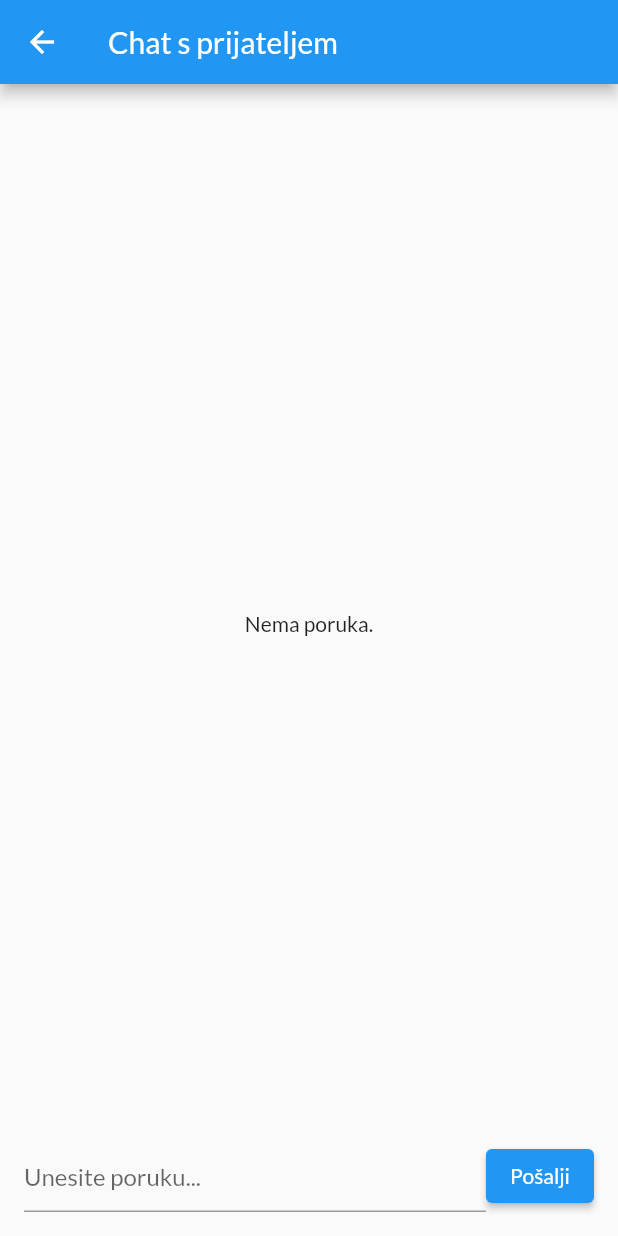
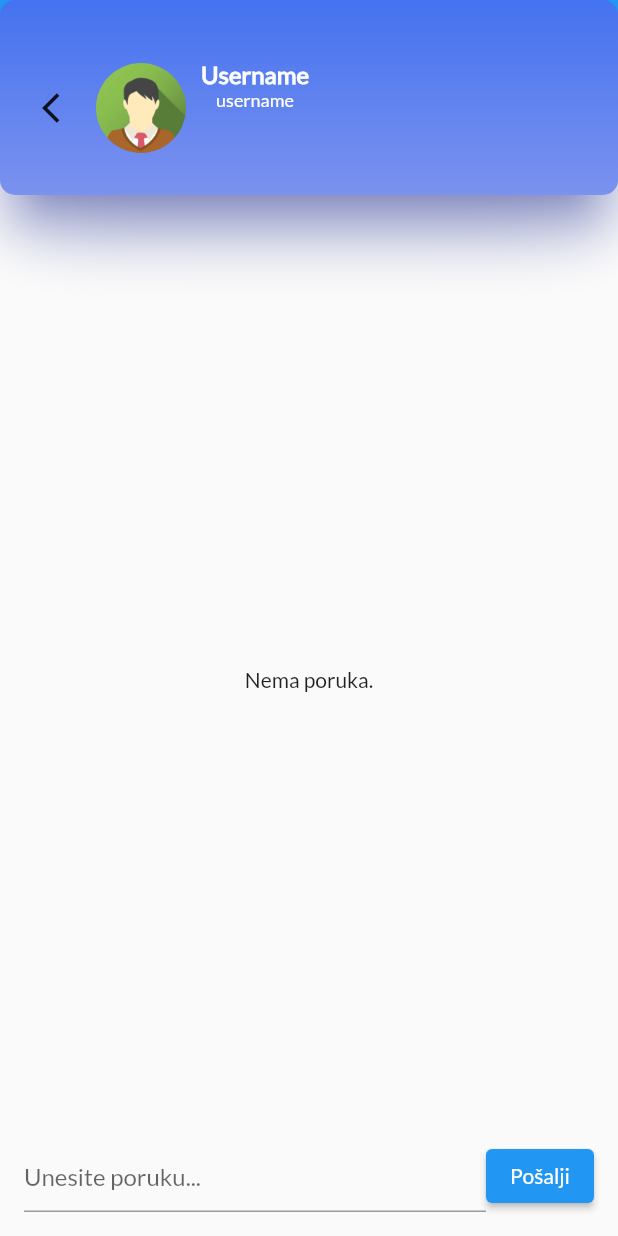
Before and after one commit to Ado2211/chat_app_firebase, a Flutter app: the ChatRoomView screen opened directly with empty values, on a phone screen of 412 x 824 dp. Run offline on Flutter 3.47's test engine with Material 2 defaults, Android fonts, the phone set to English and light mode, and no system bars; our stand-ins replace cloud_firestore, firebase_auth, firebase_core, font_awesome_flutter, get; accounts and stored records are empty; generated files the repository leaves out were written again.

Commit message:
app bar chat view

```diff
--- a/lib/app/modules/chat/chat_view.dart
+++ b/lib/app/modules/chat/chat_view.dart
@@ -1,8 +1,8 @@
 import 'package:chat_app_firebase/app/modules/chat/chat_controller.dart';
+import 'package:flutter/material.dart';
+import 'package:get/get.dart';
 import 'package:cloud_firestore/cloud_firestore.dart';
 import 'package:firebase_auth/firebase_auth.dart';
-import 'package:flutter/material.dart';
-import 'package:get/get.dart';
 
 class ChatRoomView extends StatelessWidget {
   final ChatRoomController controller = Get.put(ChatRoomController());
@@ -11,15 +11,82 @@ class ChatRoomView extends StatelessWidget {
   final String friendEmail;
   final FirebaseAuth _auth = FirebaseAuth.instance;
 
-
-  ChatRoomView({Key? key, required this.chatId, required this.friendEmail}) : super(key: key);
+  ChatRoomView({Key? key, required this.chatId, required this.friendEmail})
+      : super(key: key);
 
   @override
   Widget build(BuildContext context) {
     String? currentUser = _auth.currentUser.toString();
     return Scaffold(
       appBar: AppBar(
-        title: Text('Chat s prijateljem'),
+        elevation: 15,
+        shadowColor: Color.fromARGB(255, 52, 75, 226),
+        toolbarHeight: 130,
+        automaticallyImplyLeading: false,
+        shape: ContinuousRectangleBorder(
+          borderRadius: BorderRadius.only(
+            bottomLeft: Radius.elliptical(130, 70),
+            bottomRight: Radius.elliptical(70, 130),
+          ),
+        ),
+        flexibleSpace: Container(
+          padding: EdgeInsets.fromLTRB(16, 40, 16, 26),
+          decoration: BoxDecoration(
+            gradient: LinearGradient(
+              colors: [
+                Color.fromARGB(255, 68, 114, 240),
+                Color.fromARGB(255, 123, 146, 238),
+              ],
+              begin: Alignment.topCenter,
+              end: Alignment.bottomCenter,
+              stops: [0.0, 1.0],
+              tileMode: TileMode.clamp,
+            ),
+            borderRadius: BorderRadius.circular(10.0),
+          ),
+          child: Container(
+            height: 100,
+            child: Row(
+              mainAxisAlignment: MainAxisAlignment.start,
+              children: [
+                IconButton(
+                  icon: Icon(Icons.arrow_back_ios),
+                  onPressed: () {
+                    Get.back();
+                  },
+                ),
+                ClipRRect(
+                  borderRadius: BorderRadius.circular(30),
+                  child: Image.asset(
+                    'assets/img/profile3.png',
+                    width: 60,
+                    height: 60,
+                  ),
+                ),
+                SizedBox(width: 10),
+                Column(
+                  children: [
+                    Text(
+                      'Username',
+                      style: TextStyle(
+                        fontWeight: FontWeight.bold,
+                        fontSize: 16,
+                        color: Color.fromARGB(255, 254, 254, 254),
+                      ),
+                    ),
+                    Text(
+                      'username',
+                      style: TextStyle(
+                        fontSize: 12,
+                        color: Color.fromARGB(255, 254, 254, 254),
+                      ),
+                    ),
+                  ],
+                ),
+              ],
+            ),
+          ),
+        ),
       ),
       body: Padding(
         padding: const EdgeInsets.all(16.0),
@@ -28,7 +95,7 @@ class ChatRoomView extends StatelessWidget {
           children: [
             Expanded(
               child: StreamBuilder<QuerySnapshot>(
-                stream: controller.getMessages(chatId), // Use chatId for getting messages
+                stream: controller.getMessages(chatId),
                 builder: (context, snapshot) {
                   if (snapshot.connectionState == ConnectionState.waiting) {
                     return Center(child: CircularProgressIndicator());
@@ -43,7 +110,8 @@ class ChatRoomView extends StatelessWidget {
                     reverse: true,
                     itemCount: messagesList.length,
                     itemBuilder: (context, index) {
-                      var messageData = messagesList[index].data() as Map<String, dynamic>;
+                      var messageData =
+                          messagesList[index].data() as Map<String, dynamic>;
                       return ListTile(
                         title: Text(messageData['message'] ?? ''),
                       );
```
